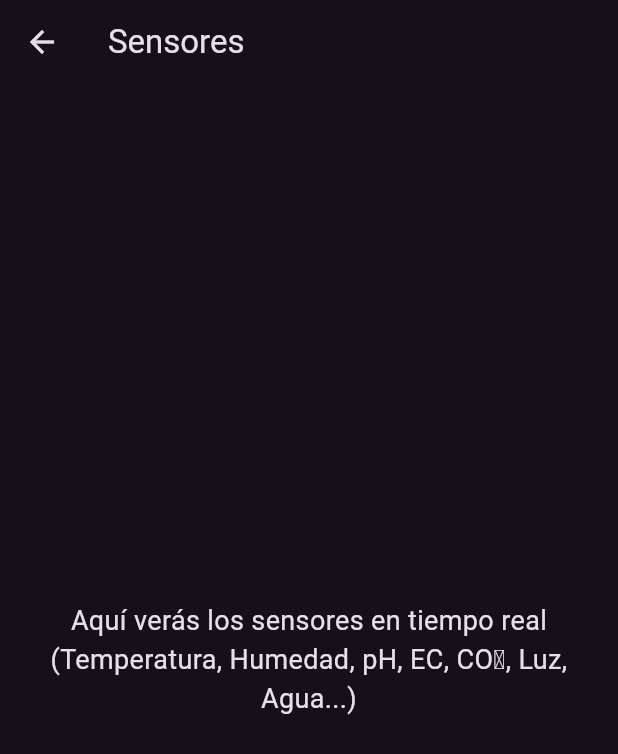
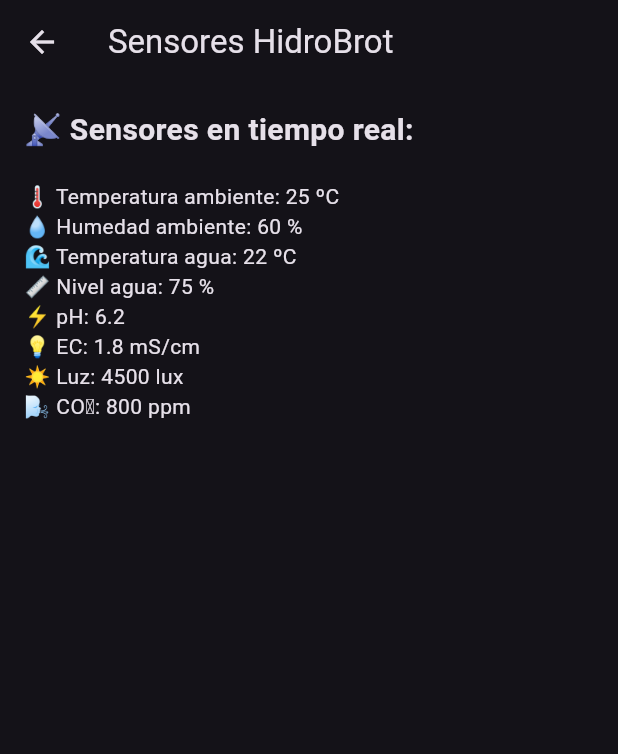
Before and after one commit to HidroBrot/CultiBrot_App, a Flutter app: the SensoresScreen screen opened directly, on a phone screen of 412 x 824 dp. Shown: the top 754 px of the screen. Run offline on Flutter 3.47's test engine with Material 3 defaults, Android fonts, the phone set to English and light mode, and no system bars; our stand-ins replace firebase_auth, firebase_core; accounts and stored records are empty.

Commit message:
Update Sensores.dart

```diff
--- a/lib/lib/screens/Sensores.dart
+++ b/lib/lib/screens/Sensores.dart
@@ -6,12 +6,26 @@ class SensoresScreen extends StatelessWidget {
   @override
   Widget build(BuildContext context) {
     return Scaffold(
-      appBar: AppBar(title: const Text("Sensores")),
-      body: const Center(
-        child: Text(
-          "Aquí verás los sensores en tiempo real (Temperatura, Humedad, pH, EC, CO₂, Luz, Agua...)",
-          textAlign: TextAlign.center,
-          style: TextStyle(fontSize: 18),
+      appBar: AppBar(
+        title: const Text("Sensores HidroBrot"),
+      ),
+      body: Padding(
+        padding: const EdgeInsets.all(16.0),
+        child: Column(
+          crossAxisAlignment: CrossAxisAlignment.start,
+          children: const [
+            Text("📡 Sensores en tiempo real:",
+                style: TextStyle(fontSize: 20, fontWeight: FontWeight.bold)),
+            SizedBox(height: 20),
+            Text("🌡️ Temperatura ambiente: 25 ºC"),
+            Text("💧 Humedad ambiente: 60 %"),
+            Text("🌊 Temperatura agua: 22 ºC"),
+            Text("📏 Nivel agua: 75 %"),
+            Text("⚡ pH: 6.2"),
+            Text("💡 EC: 1.8 mS/cm"),
+            Text("☀️ Luz: 4500 lux"),
+            Text("🌬️ CO₂: 800 ppm"),
+          ],
         ),
       ),
     );
```
